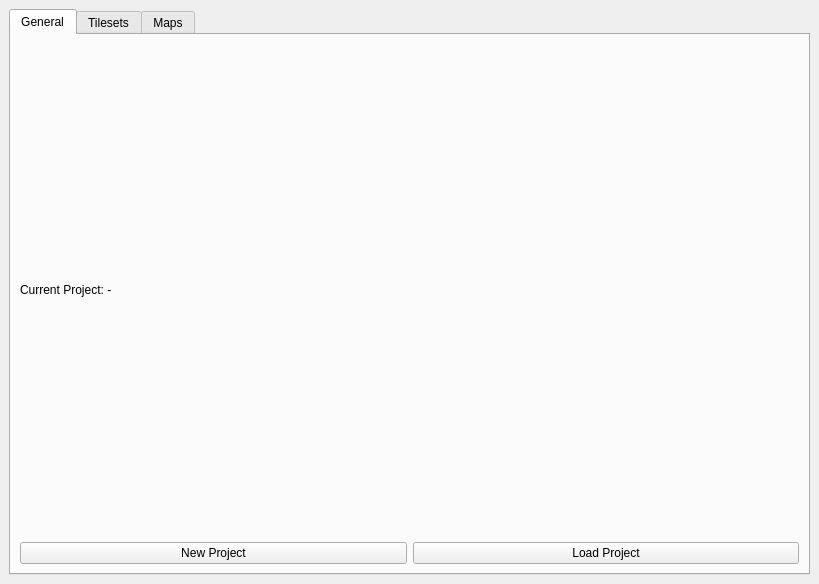
This is main.ui in rsgrava/lumiedit as Qt 5 draws it before an edit. The edited form follows.
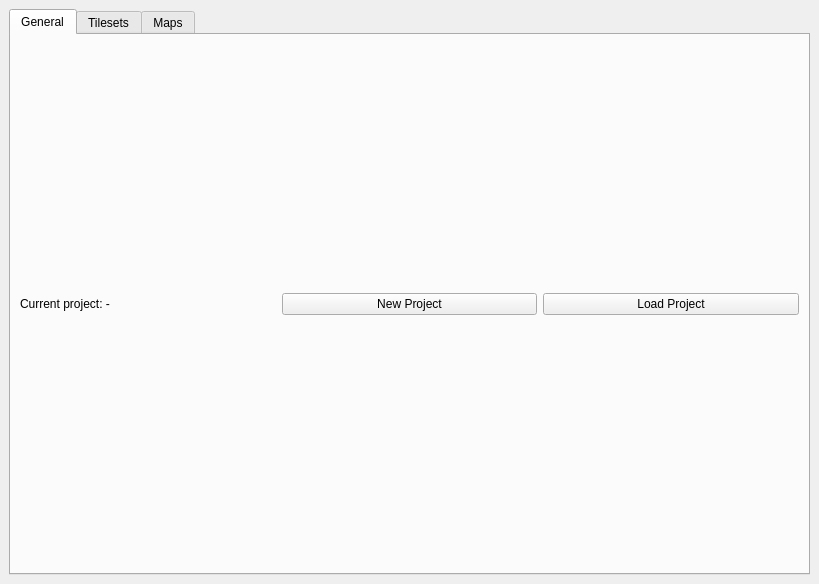
This is the edited form.

Commit message: mainwindow: disable tabs while no project opened

Diff of the .ui file:
```diff
--- a/main.ui
+++ b/main.ui
@@ -23,6 +23,9 @@
    <layout class="QVBoxLayout" name="verticalLayout_2">
     <item>
      <widget class="QTabWidget" name="tabs">
+      <property name="enabled">
+       <bool>true</bool>
+      </property>
       <property name="sizePolicy">
        <sizepolicy hsizetype="MinimumExpanding" vsizetype="MinimumExpanding">
         <horstretch>0</horstretch>
@@ -37,27 +40,39 @@
         <string>General</string>
        </attribute>
        <layout class="QGridLayout" name="gridLayout_2">
-        <item row="1" column="0">
+        <item row="0" column="0">
+         <widget class="QLabel" name="project_label">
+          <property name="sizePolicy">
+           <sizepolicy hsizetype="Preferred" vsizetype="Minimum">
+            <horstretch>0</horstretch>
+            <verstretch>0</verstretch>
+           </sizepolicy>
+          </property>
+          <property name="text">
+           <string>Current project: -</string>
+          </property>
+         </widget>
+        </item>
+        <item row="0" column="1">
          <widget class="QPushButton" name="new_project_btn">
+          <property name="sizePolicy">
+           <sizepolicy hsizetype="Minimum" vsizetype="Minimum">
+            <horstretch>0</horstretch>
+            <verstretch>0</verstretch>
+           </sizepolicy>
+          </property>
           <property name="text">
            <string>New Project</string>
           </property>
          </widget>
         </item>
-        <item row="1" column="1">
+        <item row="0" column="2">
          <widget class="QPushButton" name="load_project_btn">
           <property name="text">
            <string>Load Project</string>
           </property>
          </widget>
         </item>
-        <item row="0" column="0">
-         <widget class="QLabel" name="project_label">
-          <property name="text">
-           <string>Current Project: -</string>
-          </property>
-         </widget>
-        </item>
        </layout>
       </widget>
       <widget class="QWidget" name="tilesets_tab">
```
Left out of the diff: 6 changed lines with no effect on the pictures. The commit also changes 1 other file.
